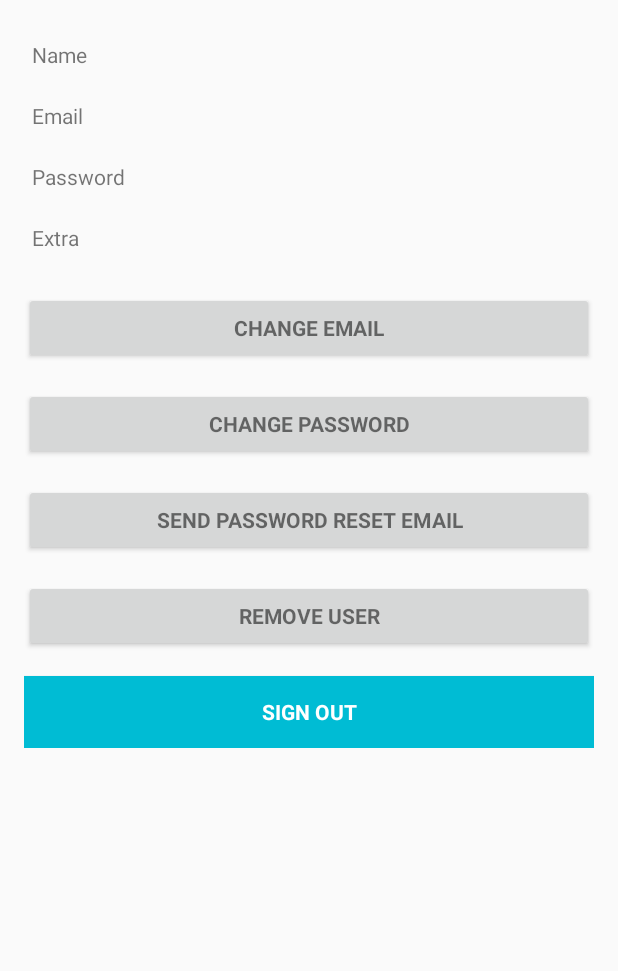
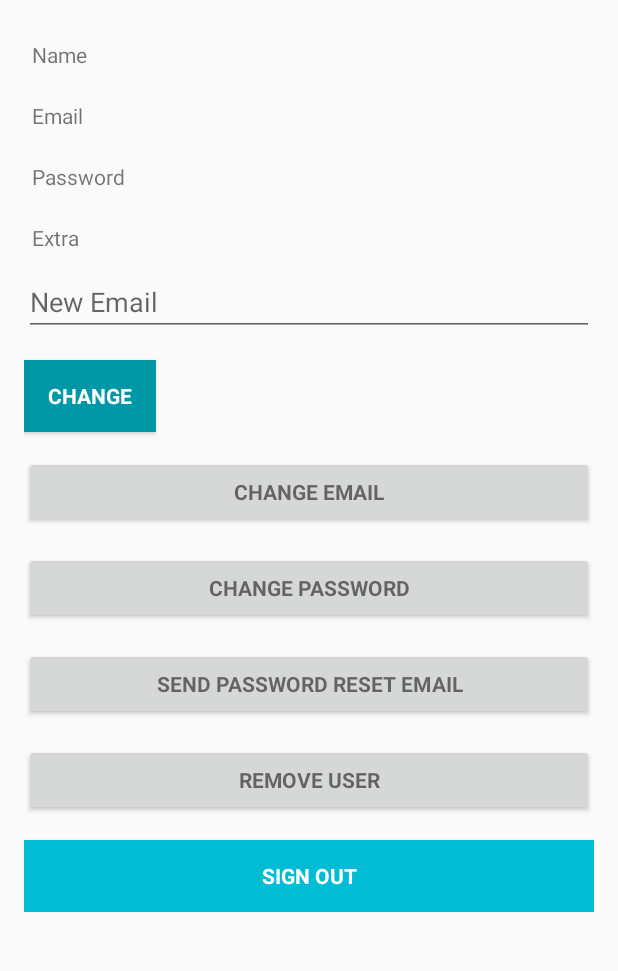
Before and after one commit to DeepakJOct/FirebaseAuth, an Android app: the screen it shows after launch once a user with an empty profile is signed in (MainActivity), after a tap on "CHANGE EMAIL", on a phone screen of 412 x 824 dp, the part 168-1139 px from its top. Run offline under Robolectric (Android 15) with nearby library versions, the phone set to English and light mode, and no system bars; our stand-ins replace ButterKnife, Firebase (no records; nobody signed in at launch, a user with empty details on screens opened directly); 1 statement that could not run was skipped.

Commit message:
Main Activity page coding

```diff
--- a/app/build.gradle
+++ b/app/build.gradle
@@ -16,6 +16,11 @@ android {
             proguardFiles getDefaultProguardFile('proguard-android-optimize.txt'), 'proguard-rules.pro'
         }
     }
+    compileOptions {
+        sourceCompatibility 1.8
+        targetCompatibility 1.8
+    }
+
 }
 
 dependencies {
@@ -32,6 +37,9 @@ dependencies {
     implementation 'com.google.firebase:firebase-auth:17.0.0'
     implementation 'com.android.support:design:28.0.0'
 
+    implementation 'com.jakewharton:butterknife:10.1.0'
+    annotationProcessor 'com.jakewharton:butterknife-compiler:10.1.0'
+
 
 }
 
--- a/app/src/main/java/app/com/firebaseauth/MainActivity.java
+++ b/app/src/main/java/app/com/firebaseauth/MainActivity.java
@@ -1,13 +1,12 @@
 package app.com.firebaseauth;
 
-import android.app.ProgressDialog;
 import android.content.Intent;
 import android.os.Bundle;
-import android.text.TextUtils;
 import android.view.View;
 import android.widget.Button;
 import android.widget.EditText;
 import android.widget.ProgressBar;
+import android.widget.TextView;
 import android.widget.Toast;
 
 import androidx.annotation.NonNull;
@@ -19,29 +18,78 @@ import com.google.android.gms.tasks.Task;
 import com.google.firebase.auth.FirebaseAuth;
 import com.google.firebase.auth.FirebaseUser;
 
+import butterknife.BindView;
+import butterknife.ButterKnife;
+
 public class MainActivity extends AppCompatActivity implements View.OnClickListener {
 
-    private Button btnChangeEmail, btnChangePassword, btnSendResetEmail, btnRemoveUser,
-            changeEmail, changePassword, sendEmail, remove, signOut;
+    @BindView(R.id.toolbar)
+    Toolbar toolbar;
+    @BindView(R.id.tv_name)
+    TextView tvName;
+    @BindView(R.id.tv_email)
+    TextView tvEmail;
+    @BindView(R.id.tv_pass)
+    TextView tvPass;
+    @BindView(R.id.tv_extra)
+    TextView tvExtra;
+    @BindView(R.id.old_email)
+    EditText oldEmail;
+    @BindView(R.id.new_email)
+    EditText newEmail;
+    @BindView(R.id.password)
+    EditText password;
+    @BindView(R.id.newPassword)
+    EditText newPassword;
+    @BindView(R.id.progressBar)
+    ProgressBar progressBar;
 
-    private EditText oldEmail, newEmail, password, newPassword;
-    private ProgressBar progressBar;
+    @BindView(R.id.change_email_button)
+    Button btnChangeEmail;
+    @BindView(R.id.change_password_button)
+    Button btnChangePassword;
+    @BindView(R.id.sending_pass_reset_button)
+    Button btnSendResetEmail;
+    @BindView(R.id.remove_user_button)
+    Button btnRemoveUser;
+    @BindView(R.id.changeEmail)
+    Button changeEmail;
+    @BindView(R.id.changePass)
+    Button changePassword;
+    @BindView(R.id.send)
+    Button sendEmail;
+    @BindView(R.id.remove)
+    Button remove;
+    @BindView(R.id.sign_out)
+    Button signOut;
+
     private FirebaseAuth.AuthStateListener authListener;
     private FirebaseAuth firebaseAuth;
-
+    FirebaseUser user;
 
     @Override
     protected void onCreate(Bundle savedInstanceState) {
         super.onCreate(savedInstanceState);
         setContentView(R.layout.activity_main);
-
+        ButterKnife.bind(this);
         Toolbar toolbar = (Toolbar) findViewById(R.id.toolbar);
         toolbar.setTitle(getString(R.string.app_name));
         setSupportActionBar(toolbar);
+        btnChangeEmail.setOnClickListener(this);
+        btnChangePassword.setOnClickListener(this);
+        btnSendResetEmail.setOnClickListener(this);
+        btnRemoveUser.setOnClickListener(this);
+
+        changeEmail.setOnClickListener(this);
+        changePassword.setOnClickListener(this);
+        sendEmail.setOnClickListener(this);
+        remove.setOnClickListener(this);
+        signOut.setOnClickListener(this);
 
         firebaseAuth = FirebaseAuth.getInstance();
-        final FirebaseUser user = FirebaseAuth.getInstance().getCurrentUser();
+        user = FirebaseAuth.getInstance().getCurrentUser();
 
+        //If user session has timed out, send the user to login page.
         authListener = new FirebaseAuth.AuthStateListener() {
             @Override
             public void onAuthStateChanged(@NonNull FirebaseAuth firebaseAuth) {
@@ -53,40 +101,63 @@ public class MainActivity extends AppCompatActivity implements View.OnClickListe
             }
         };
 
-        btnChangeEmail = (Button) findViewById(R.id.change_email_button);
-        btnChangePassword = (Button) findViewById(R.id.change_password_button);
-        btnSendResetEmail = (Button) findViewById(R.id.sending_pass_reset_button);
-        btnRemoveUser = (Button) findViewById(R.id.remove_user_button);
-        changeEmail = (Button) findViewById(R.id.changeEmail);
-        changePassword = (Button) findViewById(R.id.changePass);
-        sendEmail = (Button) findViewById(R.id.send);
-        remove = (Button) findViewById(R.id.remove);
-        signOut = (Button) findViewById(R.id.sign_out);
-
-        btnChangeEmail.setOnClickListener(this);
-        btnChangePassword.setOnClickListener(this);
-        btnSendResetEmail.setOnClickListener(this);
-        btnRemoveUser.setOnClickListener(this);
-
-        changeEmail.setOnClickListener(this);
-        changePassword.setOnClickListener(this);
-        sendEmail.setOnClickListener(this);
-        remove.setOnClickListener(this);
-        signOut.setOnClickListener(this);
-
-        oldEmail = (EditText) findViewById(R.id.old_email);
-        newEmail = (EditText) findViewById(R.id.new_email);
-        password = (EditText) findViewById(R.id.password);
-        newPassword = (EditText) findViewById(R.id.newPassword);
-
-
-        progressBar = (ProgressBar) findViewById(R.id.progressBar);
 
         if (progressBar != null) {
             progressBar.setVisibility(View.GONE);
         }
     }
 
+    @Override
+    public void onClick(View view) {
+        if (view.getId() == R.id.sign_out) {
+            signOut();
+        } else if (view.getId() == R.id.change_email_button) {
+            changeEmail();
+        } else if (view.getId() == R.id.change_password_button) {
+
+        } else if (view.getId() == R.id.sending_pass_reset_button) {
+
+        } else if (view.getId() == R.id.remove_user_button) {
+
+        } else if (view.getId() == R.id.changeEmail) {
+            submitChangedEmail();
+        } else if (view.getId() == R.id.changePass) {
+
+        } else if (view.getId() == R.id.send) {
+
+        } else if (view.getId() == R.id.remove) {
+
+        }
+
+    }
+
+    private void changeEmail() {
+        newEmail.setVisibility(View.VISIBLE);
+        changeEmail.setVisibility(View.VISIBLE);
+    }
+
+    private void submitChangedEmail() {
+        progressBar.setVisibility(View.VISIBLE);
+        if (user != null && !newEmail.getText().toString().trim().equals("")) {
+            user.updateEmail(newEmail.getText().toString().trim())
+                    .addOnCompleteListener(this, new OnCompleteListener<Void>() {
+                        @Override
+                        public void onComplete(@NonNull Task<Void> task) {
+                            if (task.isSuccessful()) {
+                                Toast.makeText(MainActivity.this, "Email address is updated. Please sign in with new email id!", Toast.LENGTH_LONG).show();
+                                signOut();
+                                progressBar.setVisibility(View.GONE);
+                            } else {
+                                Toast.makeText(MainActivity.this, "Failed to update email!", Toast.LENGTH_LONG).show();
+                                progressBar.setVisibility(View.GONE);
+                            }
+                        }
+                    });
+        } else if (newEmail.getText().toString().trim().equals("")) {
+            newEmail.setError("Enter Email");
+            progressBar.setVisibility(View.GONE);
+        }
+    }
 
     public void signOut() {
         firebaseAuth.signOut();
@@ -104,25 +175,5 @@ public class MainActivity extends AppCompatActivity implements View.OnClickListe
         authStateListener.onAuthStateChanged(firebaseAuth);
     }
 
-    @Override
-    public void onClick(View view) {
-        if (view.getId() == R.id.sign_out) {
-            signOut();
-        } else if (view.getId() == R.id.change_email_button) {
 
-        } else if (view.getId() == R.id.change_password_button) {
-
-        } else if (view.getId() == R.id.sending_pass_reset_button) {
-
-        } else if (view.getId() == R.id.remove_user_button) {
-
-        } else if (view.getId() == R.id.changePass) {
-
-        } else if (view.getId() == R.id.send) {
-
-        } else if (view.getId() == R.id.remove) {
-
-        }
-
-    }
 }
```
